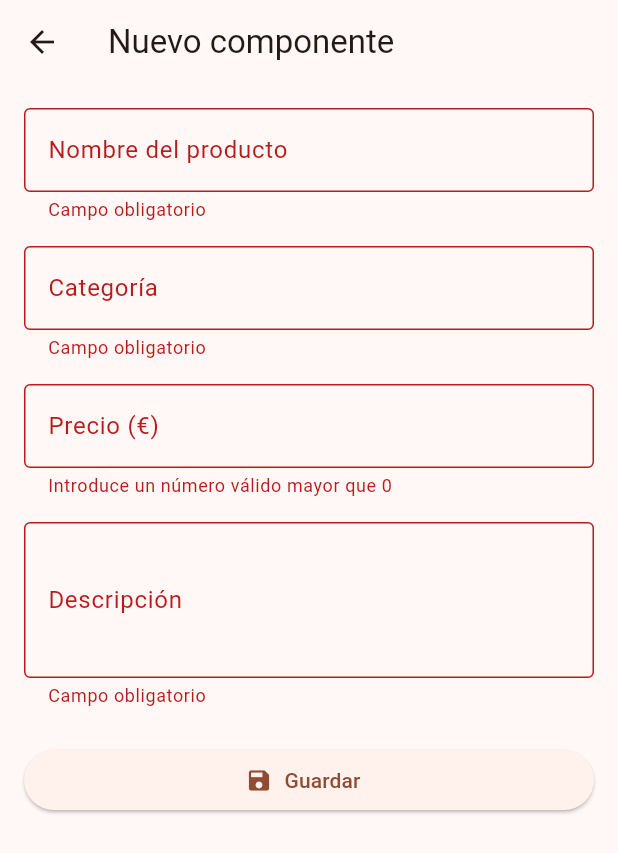
After one commit to desn2001/pmdm-proyecto-sanchez-franco-moreno, a Flutter app: the NuevoProductoScreen screen opened directly, after a tap on "Guardar", on a phone screen of 412 x 824 dp. The commit adds this screen. Shown: the top 853 px of the screen. Run offline on Flutter 3.47's test engine with Material 3 defaults, Android fonts, the phone set to English and light mode, and no system bars.

Commit message:
Parte C: formulario de nuevo producto y menu de opciones

```diff
--- a/lib/screens/catalogo_screen.dart
+++ b/lib/screens/catalogo_screen.dart
@@ -4,6 +4,7 @@ import '../data/productos_ejemplo.dart';
 import '../models/producto.dart';
 import '../widgets/producto_tile.dart';
 import 'detalle_screen.dart';
+import 'nuevo_producto_screen.dart';
 
 class CatalogoScreen extends StatefulWidget {
   const CatalogoScreen({super.key});
@@ -13,7 +14,6 @@ class CatalogoScreen extends StatefulWidget {
 }
 
 class _CatalogoScreenState extends State<CatalogoScreen> {
-  // Copia modificable: productosEjemplo es const/final y no se puede borrar de ella.
   late final List<Producto> _productos = List.of(productosEjemplo);
 
   void _abrirDetalle(Producto producto) {
@@ -47,11 +47,61 @@ class _CatalogoScreenState extends State<CatalogoScreen> {
     }
   }
 
+  void _alSeleccionarMenu(String opcion) {
+    if (opcion == 'nombre') {
+      setState(() => _productos.sort((a, b) => a.nombre.toLowerCase().compareTo(b.nombre.toLowerCase())));
+    } else if (opcion == 'precio') {
+      setState(() => _productos.sort((a, b) => a.precio.compareTo(b.precio)));
+    } else if (opcion == 'acerca') {
+      showDialog(
+        context: context,
+        builder: (context) => AlertDialog(
+          title: const Text('Acerca de'),
+          content: const Text(
+            'ElectroÁguilas · Tienda de informática y electrónica.\n\n'
+            'Proyecto Sprint 1 · UT2 · PMDM 2.º DAM.',
+          ),
+          actions: [
+            TextButton(
+              onPressed: () => Navigator.pop(context),
+              child: const Text('Cerrar'),
+            ),
+          ],
+        ),
+      );
+    }
+  }
+
+  Future<void> _abrirFormularioNuevoProducto() async {
+    final nuevo = await Navigator.push<Producto>(
+      context,
+      MaterialPageRoute(builder: (context) => const NuevoProductoScreen()),
+    );
+
+    if (nuevo != null && mounted) {
+      setState(() => _productos.add(nuevo));
+      ScaffoldMessenger.of(context).showSnackBar(
+        SnackBar(content: Text('Producto "${nuevo.nombre}" añadido al catálogo')),
+      );
+    }
+  }
+
   @override
   Widget build(BuildContext context) {
     return Scaffold(
       appBar: AppBar(
         title: const Text('ElectroÁguilas'),
+        actions: [
+          PopupMenuButton<String>(
+            onSelected: _alSeleccionarMenu,
+            itemBuilder: (context) => const [
+              PopupMenuItem(value: 'nombre', child: Text('Ordenar por nombre')),
+              PopupMenuItem(value: 'precio', child: Text('Ordenar por precio')),
+              PopupMenuDivider(),
+              PopupMenuItem(value: 'acerca', child: Text('Acerca de')),
+            ],
+          ),
+        ],
       ),
       body: ListView.builder(
         itemCount: _productos.length,
@@ -65,6 +115,10 @@ class _CatalogoScreenState extends State<CatalogoScreen> {
           );
         },
       ),
+      floatingActionButton: FloatingActionButton(
+        onPressed: _abrirFormularioNuevoProducto,
+        child: const Icon(Icons.add),
+      ),
     );
   }
 }
--- /dev/null
+++ b/lib/screens/nuevo_producto_screen.dart
@@ -0,0 +1,114 @@
+import 'package:flutter/material.dart';
+
+import '../models/producto.dart';
+
+class NuevoProductoScreen extends StatefulWidget {
+  const NuevoProductoScreen({super.key});
+
+  @override
+  State<NuevoProductoScreen> createState() => _NuevoProductoScreenState();
+}
+
+class _NuevoProductoScreenState extends State<NuevoProductoScreen> {
+  final _formKey = GlobalKey<FormState>();
+  final _nombreCtrl = TextEditingController();
+  final _categoriaCtrl = TextEditingController();
+  final _precioCtrl = TextEditingController();
+  final _descripcionCtrl = TextEditingController();
+
+  @override
+  void dispose() {
+    _nombreCtrl.dispose();
+    _categoriaCtrl.dispose();
+    _precioCtrl.dispose();
+    _descripcionCtrl.dispose();
+    super.dispose();
+  }
+
+  String? _validarTexto(String? valor) {
+    if (valor == null || valor.trim().isEmpty) return 'Campo obligatorio';
+    return null;
+  }
+
+  void _guardar() {
+    if (!_formKey.currentState!.validate()) return;
+
+    final nuevoProducto = Producto(
+      id: DateTime.now().millisecondsSinceEpoch,
+      nombre: _nombreCtrl.text.trim(),
+      categoria: _categoriaCtrl.text.trim(),
+      precio: double.parse(_precioCtrl.text.trim().replaceAll(',', '.')),
+      descripcion: _descripcionCtrl.text.trim(),
+    );
+
+    Navigator.pop(context, nuevoProducto);
+  }
+
+  @override
+  Widget build(BuildContext context) {
+    return Scaffold(
+      appBar: AppBar(title: const Text('Nuevo componente')),
+      body: Form(
+        key: _formKey,
+        child: ListView(
+          padding: const EdgeInsets.all(16),
+          children: [
+            TextFormField(
+              controller: _nombreCtrl,
+              decoration: const InputDecoration(
+                labelText: 'Nombre del producto',
+                hintText: 'Ej. Tarjeta gráfica RTX 4060',
+                border: OutlineInputBorder(),
+              ),
+              validator: _validarTexto,
+            ),
+            const SizedBox(height: 16),
+            TextFormField(
+              controller: _categoriaCtrl,
+              decoration: const InputDecoration(
+                labelText: 'Categoría',
+                hintText: 'Ej. Informática, Placas, Componentes, Cables',
+                border: OutlineInputBorder(),
+              ),
+              validator: _validarTexto,
+            ),
+            const SizedBox(height: 16),
+            TextFormField(
+              controller: _precioCtrl,
+              decoration: const InputDecoration(
+                labelText: 'Precio (€)',
+                hintText: 'Ej. 49.90',
+                border: OutlineInputBorder(),
+              ),
+              keyboardType: const TextInputType.numberWithOptions(decimal: true),
+              validator: (valor) {
+                final numero = double.tryParse(valor?.trim().replaceAll(',', '.') ?? '');
+                if (numero == null || numero <= 0) {
+                  return 'Introduce un número válido mayor que 0';
+                }
+                return null;
+              },
+            ),
+            const SizedBox(height: 16),
+            TextFormField(
+              controller: _descripcionCtrl,
+              decoration: const InputDecoration(
+                labelText: 'Descripción',
+                hintText: 'Ej. Componente electrónico o de hardware para PC',
+                border: OutlineInputBorder(),
+              ),
+              maxLines: 3,
+              validator: _validarTexto,
+            ),
+            const SizedBox(height: 24),
+            ElevatedButton.icon(
+              onPressed: _guardar,
+              icon: const Icon(Icons.save),
+              label: const Text('Guardar'),
+            ),
+          ],
+        ),
+      ),
+    );
+  }
+}
```
